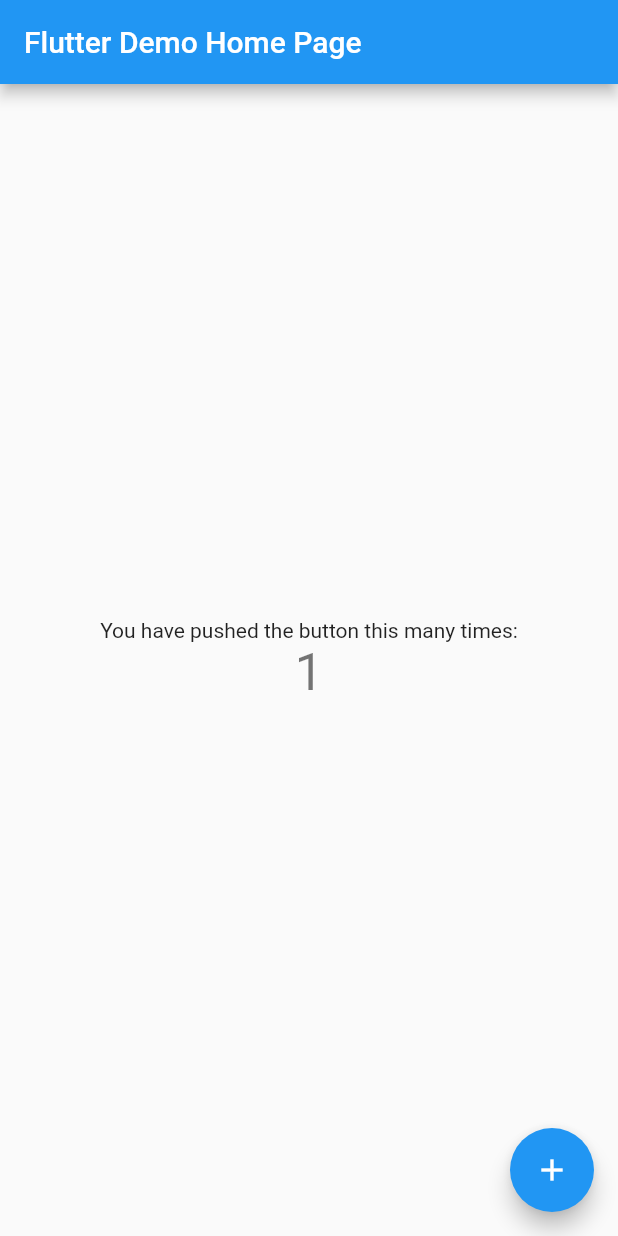
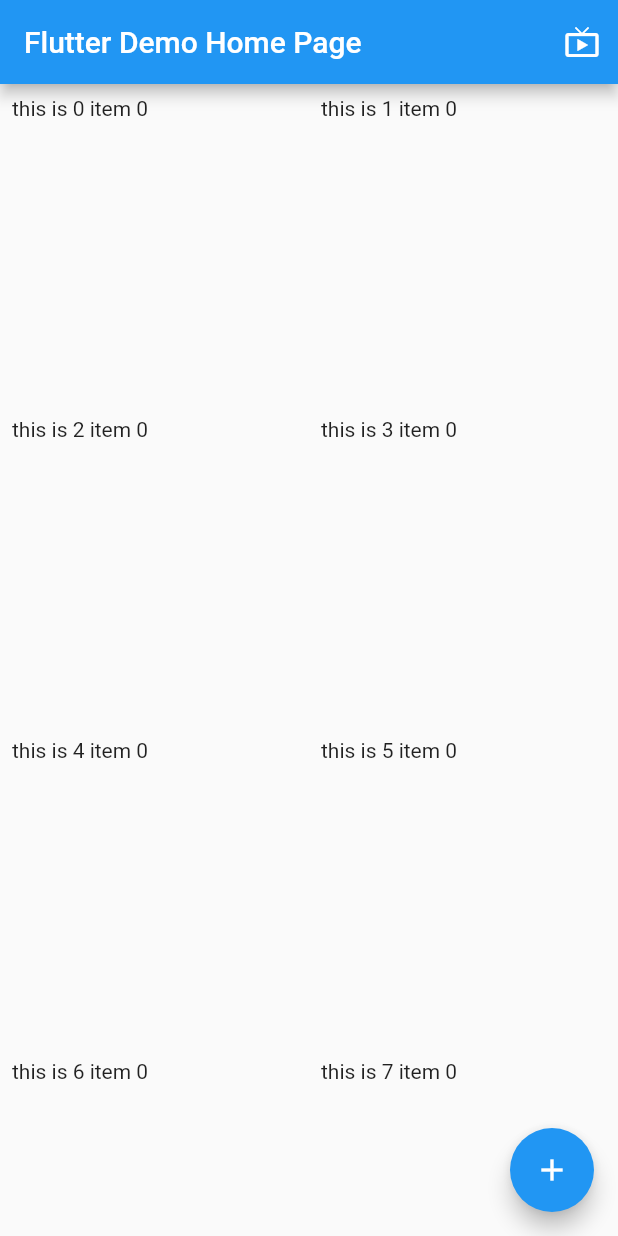
Before and after one commit to apades/viewer-flutter, a Flutter app: the screen it shows after launch, after a tap on the "add" icon, on a phone screen of 412 x 824 dp. Run offline on Flutter 3.47's test engine with Material 2 defaults, Android fonts, the phone set to English and light mode, and no system bars; network calls fail.

Commit message:
[fix] fix some bug

```diff
--- a/lib/main.dart
+++ b/lib/main.dart
@@ -1,47 +1,29 @@
+import 'dart:convert';
+import 'dart:io';
+import 'dart:math';
+
 import 'package:flutter/material.dart';
+import 'package:viewer/type/dataType.dart';
+import 'package:viewer/utils/request.dart';
+import 'package:viewer/views/gallery.dart';
 
 void main() {
-  runApp(MyApp());
-}
-
-class MyApp extends StatelessWidget {
-  // This widget is the root of your application.
-  @override
-  Widget build(BuildContext context) {
-    return MaterialApp(
-      title: 'Flutter Demo',
-      theme: ThemeData(
-        // This is the theme of your application.
-        //
-        // Try running your application with "flutter run". You'll see the
-        // application has a blue toolbar. Then, without quitting the app, try
-        // changing the primarySwatch below to Colors.green and then invoke
-        // "hot reload" (press "r" in the console where you ran "flutter run",
-        // or simply save your changes to "hot reload" in a Flutter IDE).
-        // Notice that the counter didn't reset back to zero; the application
-        // is not restarted.
-        primarySwatch: Colors.blue,
-        // This makes the visual density adapt to the platform that you run
-        // the app on. For desktop platforms, the controls will be smaller and
-        // closer together (more dense) than on mobile platforms.
-        visualDensity: VisualDensity.adaptivePlatformDensity,
-      ),
-      home: MyHomePage(title: 'Flutter Demo Home Page'),
-    );
-  }
+  runApp(MaterialApp(
+    // title: 'Flutter Demo',
+    // theme: ThemeData(
+    //   primarySwatch: Colors.green,
+    //   visualDensity: VisualDensity.adaptivePlatformDensity,
+    // ),
+    initialRoute: '/',
+    routes: {
+      '/': (ctx) => MyHomePage(title: 'Flutter Demo Home Page'),
+      '/gallery': (ctx) => PageGallery()
+    },
+  ));
 }
 
 class MyHomePage extends StatefulWidget {
   MyHomePage({Key key, this.title}) : super(key: key);
-
-  // This widget is the home page of your application. It is stateful, meaning
-  // that it has a State object (defined below) that contains fields that affect
-  // how it looks.
-
-  // This class is the configuration for the state. It holds the values (in this
-  // case the title) provided by the parent (in this case the App widget) and
-  // used by the build method of the State. Fields in a Widget subclass are
-  // always marked "final".
 
   final String title;
 
@@ -49,66 +31,68 @@ class MyHomePage extends StatefulWidget {
   _MyHomePageState createState() => _MyHomePageState();
 }
 
+class _Item {
+  final int n;
+  final Color color;
+
+  const _Item({this.color, this.n});
+}
+
 class _MyHomePageState extends State<MyHomePage> {
-  int _counter = 0;
+  List<_Item> _items = <_Item>[];
 
-  void _incrementCounter() {
-    setState(() {
-      // This call to setState tells the Flutter framework that something has
-      // changed in this State, which causes it to rerun the build method below
-      // so that the display can reflect the updated values. If we changed
-      // _counter without calling setState(), then the build method would not be
-      // called again, and so nothing would appear to happen.
-      _counter++;
-    });
+  Widget gridBuilder() {
+    return GridView.builder(
+      gridDelegate: SliverGridDelegateWithFixedCrossAxisCount(
+        crossAxisCount: 2,
+        mainAxisSpacing: 8,
+      ),
+      // itemCount: 15,
+      itemBuilder: (context, index) {
+        if (_items.length <= index) {
+          print('new $index');
+          var a = 20;
+          while (a-- > 0) {
+            int radomNum = Random.secure().nextInt(10) * 100;
+            _items.add(new _Item(n: radomNum, color: Colors.teal[radomNum]));
+          }
+        }
+
+        _Item item = _items[index];
+        return Container(
+          padding: const EdgeInsets.all(8),
+          child: Text('this is $index item ${item.n}'),
+          color: item.color,
+        );
+      },
+    );
   }
 
   @override
-  Widget build(BuildContext context) {
-    // This method is rerun every time setState is called, for instance as done
-    // by the _incrementCounter method above.
-    //
-    // The Flutter framework has been optimized to make rerunning build methods
-    // fast, so that you can just rebuild anything that needs updating rather
-    // than having to individually change instances of widgets.
+  Widget build(BuildContext ctx) {
     return Scaffold(
       appBar: AppBar(
-        // Here we take the value from the MyHomePage object that was created by
-        // the App.build method, and use it to set our appbar title.
         title: Text(widget.title),
+        actions: [
+          IconButton(
+              icon: Icon(Icons.live_tv),
+              onPressed: () {
+                print('click');
+                Navigator.pushNamed(ctx, '/gallery');
+              })
+        ],
       ),
       body: Center(
-        // Center is a layout widget. It takes a single child and positions it
-        // in the middle of the parent.
-        child: Column(
-          // Column is also a layout widget. It takes a list of children and
-          // arranges them vertically. By default, it sizes itself to fit its
-          // children horizontally, and tries to be as tall as its parent.
-          //
-          // Invoke "debug painting" (press "p" in the console, choose the
-          // "Toggle Debug Paint" action from the Flutter Inspector in Android
-          // Studio, or the "Toggle Debug Paint" command in Visual Studio Code)
-          // to see the wireframe for each widget.
-          //
-          // Column has various properties to control how it sizes itself and
-          // how it positions its children. Here we use mainAxisAlignment to
-          // center the children vertically; the main axis here is the vertical
-          // axis because Columns are vertical (the cross axis would be
-          // horizontal).
-          mainAxisAlignment: MainAxisAlignment.center,
-          children: <Widget>[
-            Text(
-              'You have pushed the button this many times:',
-            ),
-            Text(
-              '$_counter',
-              style: Theme.of(context).textTheme.headline4,
-            ),
-          ],
-        ),
+        child: gridBuilder(),
       ),
       floatingActionButton: FloatingActionButton(
-        onPressed: _incrementCounter,
+        onPressed: () => request(
+                "https://rule34.xxx/index.php?page=dapi&s=post&tags=dacad&q=index&json=1&limit=2")
+            .then((value) {
+          var json = jsonDecode(value);
+          var d = json[0]['preview_url'];
+          print(json.length);
+        }),
         tooltip: 'Increment',
         child: Icon(Icons.add),
       ), // This trailing comma makes auto-formatting nicer for build methods.
--- /dev/null
+++ b/lib/utils/request.dart
@@ -0,0 +1,14 @@
+import 'package:http/http.dart' as http;
+
+Future request(String url) async {
+  String _url = url;
+  if (true) {
+    _url = Uri.encodeComponent(url);
+  }
+  try {
+    var res = await http.get("http://192.168.199.144:3001/proxy?url=$_url");
+    return res.body;
+  } catch (err) {
+    return Future.error('requset err $err');
+  }
+}
```
